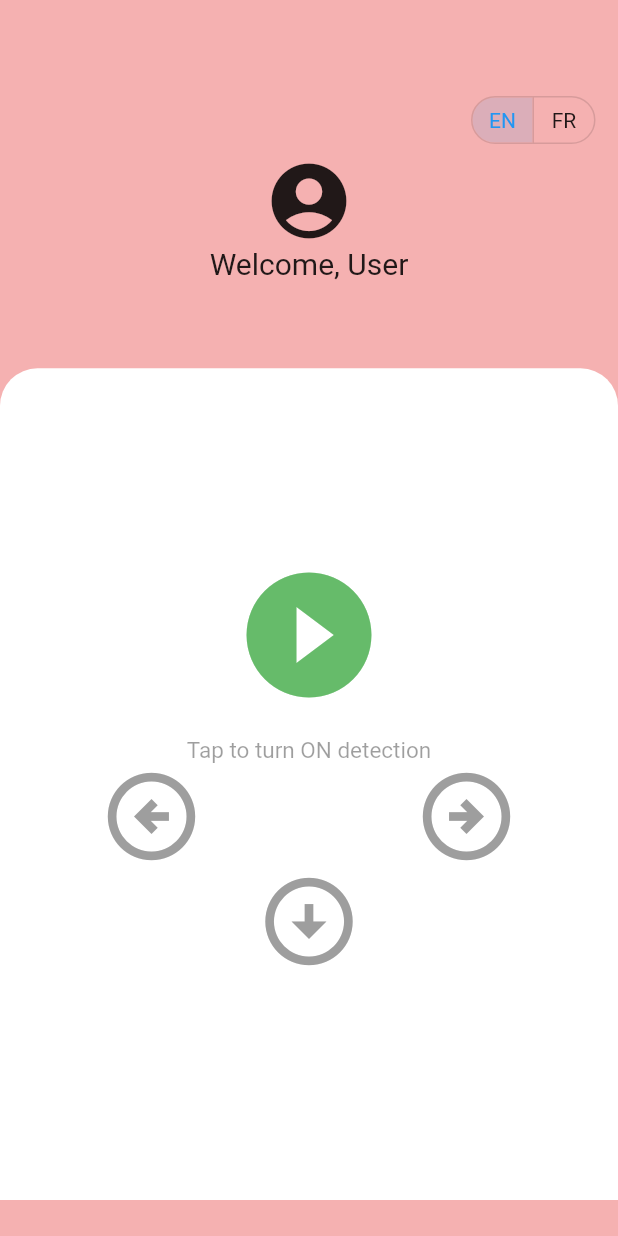
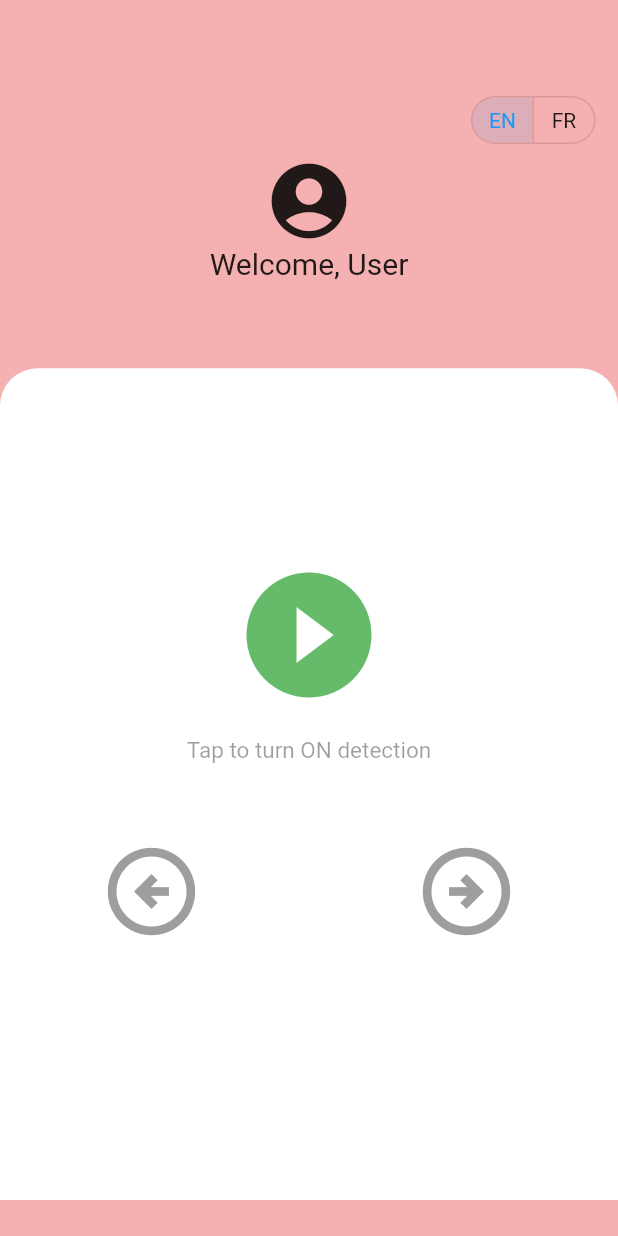
Before and after one commit to jeeljadawala/Senseware_1, a Flutter app: the screen it shows after launch, on a phone screen of 412 x 824 dp. Run offline on Flutter 3.47's test engine with Material 2 defaults, Android fonts, the phone set to English and light mode, and no system bars; our stand-ins replace firebase_auth, flutter_riverpod, fluttertoast, get, introduction_screen, modal_progress_hud_nsn and 4 more; missing offline and left inert: noise_meter; accounts and stored records are empty.

Commit message:
UI updates

```diff
--- a/lib/pages/landingpage.dart
+++ b/lib/pages/landingpage.dart
@@ -85,7 +85,7 @@ class _HomePageState extends State<HomePage> {
           fontSize: 20.0);
       List<double> sampleValues = [];
       sampleValues.add(noiseReading.maxDecibel);
-      int randomNumber = random.nextInt(100);
+      int randomNumber = random.nextInt(5)+80;
       sampleValues.add(randomNumber.toDouble());
       int direction = calculateSoundDirection(sampleValues);
       print("----------------------" + noiseReading.toString());
@@ -143,12 +143,12 @@ class _HomePageState extends State<HomePage> {
           toastLength: Toast.LENGTH_SHORT,
           gravity: ToastGravity.BOTTOM,
           timeInSecForIosWeb: 1,
-          backgroundColor: Colors.red[300],
+          backgroundColor: Colors.red[100],
           textColor: Colors.white,
           fontSize: 20.0);
       List<double> sampleValues = [];
       sampleValues.add(noiseReading.maxDecibel);
-      int randomNumber = random.nextInt(100);
+      int randomNumber = random.nextInt(10)+80;
       sampleValues.add(randomNumber.toDouble());
       int direction = calculateSoundDirection(sampleValues);
       print("----------------------" + noiseReading.toString());
@@ -212,7 +212,7 @@ class _HomePageState extends State<HomePage> {
           fontSize: 20.0);
       List<double> sampleValues = [];
       sampleValues.add(noiseReading.maxDecibel);
-      int randomNumber = random.nextInt(100);
+      int randomNumber = random.nextInt(10)+90;
       sampleValues.add(randomNumber.toDouble());
       int direction = calculateSoundDirection(sampleValues);
       print("----------------------" + noiseReading.toString());
@@ -348,8 +348,8 @@ class _HomePageState extends State<HomePage> {
                                       setState(() {
                                         // The button that is tapped is set to true, and the others to false.
                                         for (int i = 0;
-                                            i < _selections.length;
-                                            i++) {
+                                        i < _selections.length;
+                                        i++) {
                                           _selections[i] = i == index;
                                         }
                                       });
@@ -408,13 +408,13 @@ class _HomePageState extends State<HomePage> {
                                             icon: _isRecording
                                                 ? const Icon(Icons.stop_circle)
                                                 : const Icon(
-                                                    Icons.play_circle_fill),
+                                                Icons.play_circle_fill),
                                             color: _isRecording
                                                 ? Colors.red[400]
                                                 : Colors.green[400],
                                             iconSize: 100,
                                             onPressed:
-                                                _isRecording ? stop : start,
+                                            _isRecording ? stop : start,
                                           ),
                                         ),
                                         Container(
@@ -431,31 +431,11 @@ class _HomePageState extends State<HomePage> {
                                                         color: Colors.black38)),
                                                 //margin: EdgeInsets.only(top: 10),
                                               ),
-                                              Row(
-                                                children: [
-                                                  Icon(
-                                                    Icons
-                                                        .arrow_circle_left_outlined,
-                                                    color: Colors.grey,
-                                                    size: 70.0,
-                                                  ),
-                                                  SizedBox(
-                                                    width: 140.0,
-                                                  ),
-                                                  Icon(
-                                                    Icons
-                                                        .arrow_circle_right_outlined,
-                                                    color: Colors.grey,
-                                                    size: 70.0,
-                                                  )
-                                                ],
-                                              ),
-                                              Icon(
-                                                Icons
-                                                    .arrow_circle_down_outlined,
-                                                color: Colors.grey,
-                                                size: 70.0,
-                                              )
+                                              SizedBox(height: 50,),
+                                              Row(children: [Icon(Icons.arrow_circle_left_outlined,color: _left ? _iconColor : Colors.grey,size: 70.0,),
+                                                SizedBox(width: 140.0,),
+                                                Icon(Icons.arrow_circle_right_outlined,color: _right ? _iconColor : Colors.grey,size: 70.0,)
+                                              ],),
                                             ],
                                           ),
                                         ),
```
Also changed, not shown: lib/new.dart (+224 -224 lines), notes.txt (+0 -13 lines).
